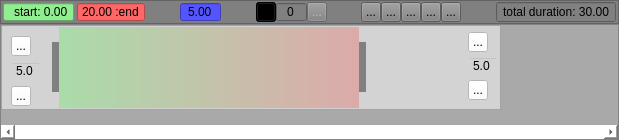
Qt form animtimeline.ui (hiergaut/AnimTimeline) before a commit.
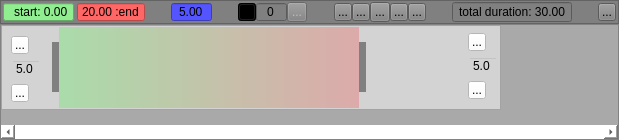
The same form after that commit. Icons and pictures are not drawn. Custom widgets are drawn as their Qt base class.

Commit message: add help button

```diff
--- a/animtimeline.ui
+++ b/animtimeline.ui
@@ -288,8 +288,8 @@
         </property>
         <property name="maximumSize">
          <size>
-          <width>20</width>
-          <height>20</height>
+          <width>18</width>
+          <height>18</height>
          </size>
         </property>
         <property name="toolTip">
@@ -378,8 +378,8 @@
        <widget class="QToolButton" name="toolButton_start">
         <property name="maximumSize">
          <size>
-          <width>20</width>
-          <height>20</height>
+          <width>18</width>
+          <height>18</height>
          </size>
         </property>
         <property name="toolTip">
@@ -398,8 +398,8 @@
        <widget class="QToolButton" name="toolButton_rearward">
         <property name="maximumSize">
          <size>
-          <width>20</width>
-          <height>20</height>
+          <width>18</width>
+          <height>18</height>
          </size>
         </property>
         <property name="toolTip">
@@ -438,8 +438,8 @@
        <widget class="QToolButton" name="toolButton_forward">
         <property name="maximumSize">
          <size>
-          <width>20</width>
-          <height>20</height>
+          <width>18</width>
+          <height>18</height>
          </size>
         </property>
         <property name="toolTip">
@@ -458,8 +458,8 @@
        <widget class="QToolButton" name="toolButton_end">
         <property name="maximumSize">
          <size>
-          <width>20</width>
-          <height>20</height>
+          <width>18</width>
+          <height>18</height>
          </size>
         </property>
         <property name="toolTip">
@@ -518,6 +518,36 @@
         </property>
        </widget>
       </item>
+      <item>
+       <spacer name="horizontalSpacer_7">
+        <property name="orientation">
+         <enum>Qt::Horizontal</enum>
+        </property>
+        <property name="sizeHint" stdset="0">
+         <size>
+          <width>0</width>
+          <height>20</height>
+         </size>
+        </property>
+       </spacer>
+      </item>
+      <item>
+       <widget class="QToolButton" name="toolButton_help">
+        <property name="maximumSize">
+         <size>
+          <width>18</width>
+          <height>18</height>
+         </size>
+        </property>
+        <property name="text">
+         <string>...</string>
+        </property>
+        <property name="icon">
+         <iconset resource="timeline.qrc">
+          <normaloff>:/images/help.png</normaloff>:/images/help.png</iconset>
+        </property>
+       </widget>
+      </item>
      </layout>
     </widget>
    </item>
@@ -682,14 +712,14 @@
               <rect>
                <x>9</x>
                <y>9</y>
-               <width>20</width>
-               <height>20</height>
+               <width>18</width>
+               <height>18</height>
               </rect>
              </property>
              <property name="maximumSize">
               <size>
-               <width>20</width>
-               <height>20</height>
+               <width>18</width>
+               <height>18</height>
               </size>
              </property>
              <property name="styleSheet">
@@ -713,7 +743,7 @@
              <property name="geometry">
               <rect>
                <x>9</x>
-               <y>34</y>
+               <y>32</y>
                <width>30</width>
                <height>20</height>
               </rect>
@@ -764,15 +794,15 @@
              <property name="geometry">
               <rect>
                <x>9</x>
-               <y>59</y>
-               <width>20</width>
-               <height>20</height>
+               <y>57</y>
+               <width>18</width>
+               <height>18</height>
               </rect>
              </property>
              <property name="maximumSize">
               <size>
-               <width>20</width>
-               <height>20</height>
+               <width>18</width>
+               <height>18</height>
               </size>
              </property>
              <property name="styleSheet">
@@ -938,8 +968,8 @@
               <widget class="QToolButton" name="toolButton_plusEnd">
                <property name="maximumSize">
                 <size>
-                 <width>20</width>
-                 <height>20</height>
+                 <width>18</width>
+                 <height>18</height>
                 </size>
                </property>
                <property name="styleSheet">
@@ -1009,8 +1039,8 @@
               <widget class="QToolButton" name="toolButton_lessEnd">
                <property name="maximumSize">
                 <size>
-                 <width>20</width>
-                 <height>20</height>
+                 <width>18</width>
+                 <height>18</height>
                 </size>
                </property>
                <property name="styleSheet">
```
Left out of the diff: 83 changed lines with no effect on the pictures. The commit also changes 7 other files.
